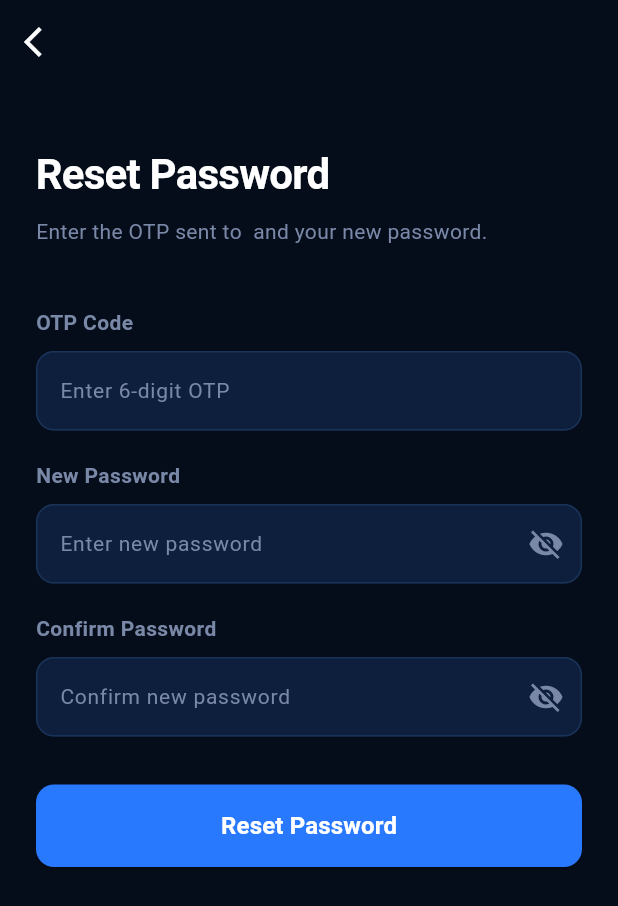
After one commit to stewardyohanes/ea_mobile, a Flutter app: the ResetPasswordScreen screen opened by its route, after a tap on "Reset Password", on a phone screen of 412 x 824 dp. The commit adds this screen. Shown: the top 906 px of the screen. Run offline on Flutter 3.47's test engine with Material 3 defaults, Android fonts, the phone set to English and light mode, and no system bars; our stand-ins replace connectivity_plus, dio, firebase_core, firebase_messaging, flutter_animate, flutter_local_notifications and 4 more; accounts and stored records are empty; network calls fail.

Commit message:
feat: add forgot password and reset password screens; implement API calls for password recovery

```diff
--- a/lib/app/router.dart
+++ b/lib/app/router.dart
@@ -11,9 +11,11 @@ import 'package:tradegenz_app/features/signals/screens/signal_detail_screen.dart
 import 'package:tradegenz_app/shared/widgets/network_banner.dart';
 import '../core/storage/secure_storage.dart';
 import '../features/auth/providers/auth_provider.dart';
+import '../features/auth/screens/forgot_password_screen.dart';
 import '../features/auth/screens/login_screen.dart';
 import '../features/auth/screens/onboarding_screen.dart';
 import '../features/auth/screens/register_screen.dart';
+import '../features/auth/screens/reset_password_screen.dart';
 
 // RouterNotifier = jembatan antara Riverpod dan GoRouter
 // GoRouter butuh ChangeNotifier untuk tahu kapan harus re-evaluate redirect
@@ -83,6 +85,17 @@ final routerProvider = Provider<GoRouter>((ref) {
       GoRoute(
         path: '/disclaimer',
         builder: (context, state) => const DisclaimerScreen(),
+      ),
+      GoRoute(
+        path: '/forgot-password',
+        builder: (context, state) => const ForgotPasswordScreen(),
+      ),
+      GoRoute(
+        path: '/reset-password',
+        builder: (context, state) {
+          final email = state.extra as String? ?? '';
+          return ResetPasswordScreen(email: email);
+        },
       ),
       ShellRoute(
         builder: (context, state, child) => _TabShell(child: child),
--- a/lib/features/auth/data/auth_api.dart
+++ b/lib/features/auth/data/auth_api.dart
@@ -38,6 +38,24 @@ class AuthApi {
     return response.data as Map<String, dynamic>;
   }
 
+  static Future<void> forgotPassword(String email) async {
+    await _dio.post(
+      '/auth/forgot-password',
+      data: {'email': email},
+    );
+  }
+
+  static Future<void> resetPassword({
+    required String email,
+    required String otp,
+    required String newPassword,
+  }) async {
+    await _dio.post(
+      '/auth/reset-password',
+      data: {'email': email, 'otp': otp, 'new_password': newPassword},
+    );
+  }
+
   static Future<User> getMe() async {
     final response = await _dio.get('/auth/me');
     return User.fromJson(response.data as Map<String, dynamic>);
--- /dev/null
+++ b/lib/features/auth/screens/reset_password_screen.dart
@@ -0,0 +1,245 @@
+import 'package:dio/dio.dart';
+import 'package:flutter/material.dart';
+import 'package:go_router/go_router.dart';
+import 'package:tradegenz_app/core/theme/app_colors.dart';
+import 'package:tradegenz_app/core/theme/app_text_styles.dart';
+import 'package:tradegenz_app/features/auth/data/auth_api.dart';
+
+class ResetPasswordScreen extends StatefulWidget {
+  final String email;
+
+  const ResetPasswordScreen({super.key, required this.email});
+
+  @override
+  State<ResetPasswordScreen> createState() => _ResetPasswordScreenState();
+}
+
+class _ResetPasswordScreenState extends State<ResetPasswordScreen> {
+  final _otpController = TextEditingController();
+  final _passwordController = TextEditingController();
+  final _confirmPasswordController = TextEditingController();
+
+  bool _isLoading = false;
+  bool _obscurePassword = true;
+  bool _obscureConfirm = true;
+  String? _error;
+
+  @override
+  void dispose() {
+    _otpController.dispose();
+    _passwordController.dispose();
+    _confirmPasswordController.dispose();
+    super.dispose();
+  }
+
+  Future<void> _onReset() async {
+    final otp = _otpController.text.trim();
+    final password = _passwordController.text;
+    final confirm = _confirmPasswordController.text;
+
+    if (otp.isEmpty || password.isEmpty || confirm.isEmpty) return;
+
+    if (password != confirm) {
+      setState(() => _error = 'Passwords do not match');
+      return;
+    }
+
+    if (password.length < 8) {
+      setState(() => _error = 'Password must be at least 8 characters');
+      return;
+    }
+
+    setState(() {
+      _isLoading = true;
+      _error = null;
+    });
+
+    try {
+      await AuthApi.resetPassword(
+        email: widget.email,
+        otp: otp,
+        newPassword: password,
+      );
+
+      if (mounted) {
+        ScaffoldMessenger.of(context).showSnackBar(
+          const SnackBar(
+            content: Text('Password updated successfully'),
+            backgroundColor: AppColors.success,
+          ),
+        );
+        context.go('/login');
+      }
+    } on DioException catch (e) {
+      final message =
+          e.response?.data['error'] as String? ?? 'Invalid or expired OTP';
+      setState(() => _error = message);
+    } catch (_) {
+      setState(() => _error = 'Something went wrong. Please try again.');
+    } finally {
+      if (mounted) setState(() => _isLoading = false);
+    }
+  }
+
+  @override
+  Widget build(BuildContext context) {
+    return Scaffold(
+      appBar: AppBar(
+        backgroundColor: Colors.transparent,
+        elevation: 0,
+        leading: IconButton(
+          icon: const Icon(Icons.arrow_back_ios, color: AppColors.textPrimary),
+          onPressed: () => context.pop(),
+        ),
+      ),
+      body: SafeArea(
+        child: SingleChildScrollView(
+          padding: const EdgeInsets.all(24),
+          child: Column(
+            crossAxisAlignment: CrossAxisAlignment.start,
+            children: [
+              const SizedBox(height: 16),
+
+              Text('Reset Password', style: AppTextStyles.h1),
+              const SizedBox(height: 8),
+              Text(
+                'Enter the OTP sent to ${widget.email} and your new password.',
+                style: AppTextStyles.body.copyWith(color: AppColors.textMuted),
+              ),
+
+              const SizedBox(height: 40),
+
+              _inputLabel('OTP Code'),
+              const SizedBox(height: 8),
+              TextField(
+                controller: _otpController,
+                keyboardType: TextInputType.number,
+                maxLength: 6,
+                style: AppTextStyles.body,
+                decoration: _inputDecoration('Enter 6-digit OTP').copyWith(
+                  counterText: '',
+                ),
+              ),
+
+              const SizedBox(height: 20),
+
+              _inputLabel('New Password'),
+              const SizedBox(height: 8),
+              TextField(
+                controller: _passwordController,
+                obscureText: _obscurePassword,
+                style: AppTextStyles.body,
+                decoration: _inputDecoration('Enter new password').copyWith(
+                  suffixIcon: IconButton(
+                    icon: Icon(
+                      _obscurePassword
+                          ? Icons.visibility_off
+                          : Icons.visibility,
+                      color: AppColors.textMuted,
+                    ),
+                    onPressed: () =>
+                        setState(() => _obscurePassword = !_obscurePassword),
+                  ),
+                ),
+              ),
+
+              const SizedBox(height: 20),
+
+              _inputLabel('Confirm Password'),
+              const SizedBox(height: 8),
+              TextField(
+                controller: _confirmPasswordController,
+                obscureText: _obscureConfirm,
+                style: AppTextStyles.body,
+                decoration: _inputDecoration('Confirm new password').copyWith(
+                  suffixIcon: IconButton(
+                    icon: Icon(
+                      _obscureConfirm
+                          ? Icons.visibility_off
+                          : Icons.visibility,
+                      color: AppColors.textMuted,
+                    ),
+                    onPressed: () =>
+                        setState(() => _obscureConfirm = !_obscureConfirm),
+                  ),
+                ),
+              ),
+
+              if (_error != null) ...[
+                const SizedBox(height: 16),
+                Text(
+                  _error!,
+                  style: AppTextStyles.body.copyWith(color: AppColors.error),
+                ),
+              ],
+
+              const SizedBox(height: 32),
+
+              SizedBox(
+                width: double.infinity,
+                child: ElevatedButton(
+                  onPressed: _isLoading ? null : _onReset,
+                  style: ElevatedButton.styleFrom(
+                    backgroundColor: AppColors.primary,
+                    padding: const EdgeInsets.symmetric(vertical: 16),
+                    shape: RoundedRectangleBorder(
+                      borderRadius: BorderRadius.circular(12),
+                    ),
+                  ),
+                  child: _isLoading
+                      ? const SizedBox(
+                          height: 20,
+                          width: 20,
+                          child: CircularProgressIndicator(
+                            strokeWidth: 2,
+                            color: Colors.white,
+                          ),
+                        )
+                      : const Text(
+                          'Reset Password',
+                          style: TextStyle(
+                            color: Colors.white,
+                            fontSize: 16,
+                            fontWeight: FontWeight.w600,
+                          ),
+                        ),
+                ),
+              ),
+            ],
+          ),
+        ),
+      ),
+    );
+  }
+
+  Widget _inputLabel(String text) {
+    return Text(
+      text,
+      style: AppTextStyles.body.copyWith(
+        color: AppColors.textMuted,
+        fontWeight: FontWeight.w600,
+      ),
+    );
+  }
+
+  InputDecoration _inputDecoration(String hint) {
+    return InputDecoration(
+      hintText: hint,
+      hintStyle: AppTextStyles.body.copyWith(color: AppColors.textMuted),
+      filled: true,
+      fillColor: AppColors.surface,
+      border: OutlineInputBorder(
+        borderRadius: BorderRadius.circular(12),
+        borderSide: const BorderSide(color: AppColors.divider),
+      ),
+      enabledBorder: OutlineInputBorder(
+        borderRadius: BorderRadius.circular(12),
+        borderSide: const BorderSide(color: AppColors.divider),
+      ),
+      focusedBorder: OutlineInputBorder(
+        borderRadius: BorderRadius.circular(12),
+        borderSide: const BorderSide(color: AppColors.primary),
+      ),
+    );
+  }
+}
```
Also changed, not shown: lib/features/auth/screens/forgot_password_screen.dart (added, +164 -0 lines), lib/features/auth/screens/login_screen.dart (+15 -0 lines).
